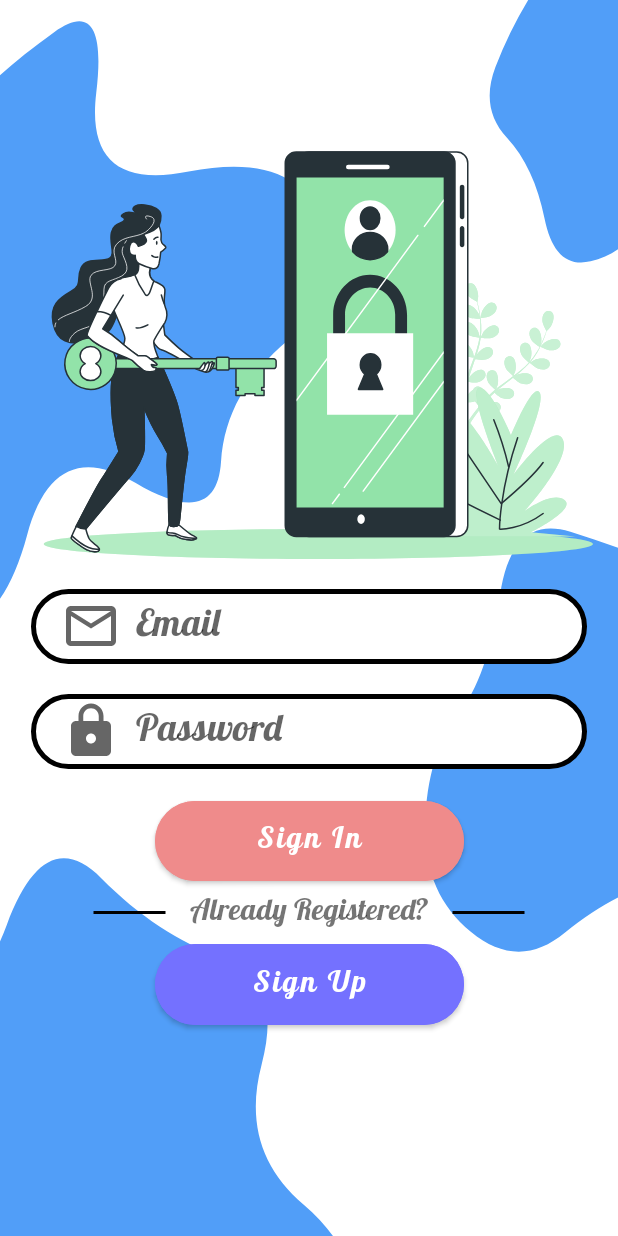
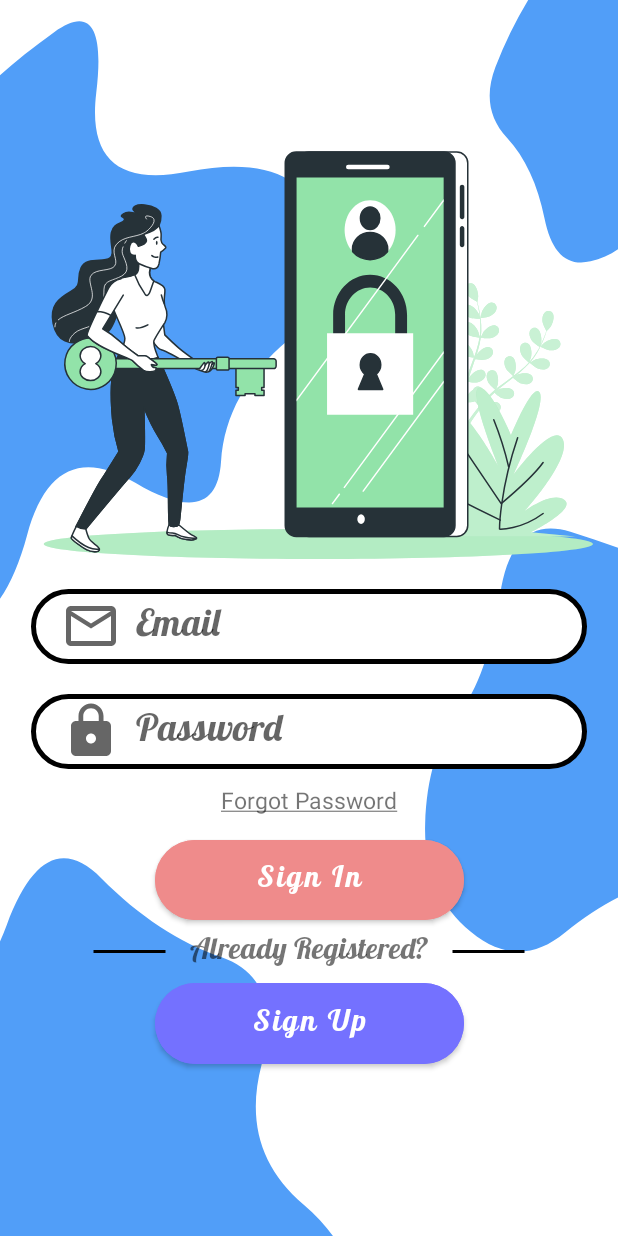
Before and after one commit to rjhaye/Club-Informant, an Android app: the SignInActivity screen opened directly, with no data from a screen before it, on a phone screen of 412 x 824 dp. Run offline under Robolectric (Android 15) with nearby library versions, the phone set to English and light mode, and no system bars; our stand-ins replace Firebase (no records; nobody signed in at launch, a user with empty details on screens opened directly).

Commit message:
Some changes

```diff
--- a/app/src/main/res/layout/activity_sign_in.xml
+++ b/app/src/main/res/layout/activity_sign_in.xml
@@ -4,8 +4,8 @@
     xmlns:tools="http://schemas.android.com/tools"
     android:layout_width="match_parent"
     android:layout_height="match_parent"
-    tools:context=".SignInActivity"
-    android:background="@drawable/background">
+    android:background="@drawable/background"
+    tools:context=".SignInActivity">
 
     <androidx.constraintlayout.widget.Guideline
         android:id="@+id/top_guideline"
@@ -15,13 +15,14 @@
         app:layout_constraintGuide_percent=".1" />
 
     <ImageView
-        app:layout_constraintTop_toBottomOf="@id/top_guideline"
         android:id="@+id/iv_sign_in_image"
         android:layout_width="wrap_content"
         android:layout_height="wrap_content"
         android:src="@drawable/ic_sign_in_image"
         app:layout_constraintEnd_toEndOf="parent"
-        app:layout_constraintStart_toStartOf="parent" />
+        app:layout_constraintStart_toStartOf="parent"
+        app:layout_constraintTop_toBottomOf="@id/top_guideline" />
+
     <EditText
         android:id="@+id/et_email_sign_in"
         android:layout_width="0dp"
@@ -60,13 +61,27 @@
         app:layout_constraintTop_toBottomOf="@id/et_email_sign_in"
         app:layout_constraintWidth_percent=".9" />
 
+    <TextView
+        android:id="@+id/tv_forgot_password"
+        android:layout_width="wrap_content"
+        android:layout_height="wrap_content"
+        android:layout_marginTop="10dp"
+        android:text="@string/forgot_password"
+        android:textSize="15sp"
+        app:layout_constraintEnd_toEndOf="parent"
+        app:layout_constraintStart_toStartOf="parent"
+        app:layout_constraintTop_toBottomOf="@id/et_password_sign_in"
+        android:onClick="forgotPasswordBtn"
+        />
+
     <com.google.android.material.button.MaterialButton
         android:id="@+id/btn_teacher_sign_up"
         android:layout_width="0dp"
         android:layout_height="0dp"
-        android:layout_marginTop="15dp"
+        android:layout_marginTop="10dp"
         android:backgroundTint="@color/pastel_red"
         android:fontFamily="@font/lobster_regular"
+        android:onClick="signInBtn"
         android:text="Sign In"
         android:textAllCaps="false"
         android:textSize="20dp"
@@ -74,9 +89,8 @@
         app:layout_constraintEnd_toEndOf="parent"
         app:layout_constraintHeight_percent=".08"
         app:layout_constraintStart_toStartOf="parent"
-        app:layout_constraintTop_toBottomOf="@id/et_password_sign_in"
-        app:layout_constraintWidth_percent=".5"
-        android:onClick="signInBtn"/>
+        app:layout_constraintTop_toBottomOf="@id/tv_forgot_password"
+        app:layout_constraintWidth_percent=".5" />
 
     <LinearLayout
         android:id="@+id/ll_division"
@@ -114,6 +128,7 @@
         android:layout_height="0dp"
         android:backgroundTint="@color/pastel_purple"
         android:fontFamily="@font/lobster_regular"
+        android:onClick="goToSignUpBtn"
         android:text="Sign Up"
         android:textAllCaps="false"
         android:textSize="20dp"
@@ -122,7 +137,6 @@
         app:layout_constraintHeight_percent=".08"
         app:layout_constraintStart_toStartOf="parent"
         app:layout_constraintTop_toBottomOf="@id/ll_division"
-        app:layout_constraintWidth_percent=".5"
-        android:onClick="goToSignUpBtn"/>
+        app:layout_constraintWidth_percent=".5" />
 
 </androidx.constraintlayout.widget.ConstraintLayout>
--- a/app/src/main/res/values/strings.xml
+++ b/app/src/main/res/values/strings.xml
@@ -1,3 +1,4 @@
 <resources>
     <string name="app_name">Club Informant</string>
+    <string name="forgot_password"><u>Forgot Password</u></string>
 </resources>
```
Also changed, not shown: app/src/main/java/android/example/clubinformant/CustomToast.java (added, +23 -0 lines), app/src/main/java/android/example/clubinformant/SignInActivity.java (+32 -4 lines), app/src/main/java/android/example/clubinformant/StudentRegistrationForm.java (+0 -17 lines), app/src/main/res/layout/activity_teacher_registration_form.xml (+6 -4 lines), app/src/main/res/layout/custom_toast_view.xml (added, +20 -0 lines).
